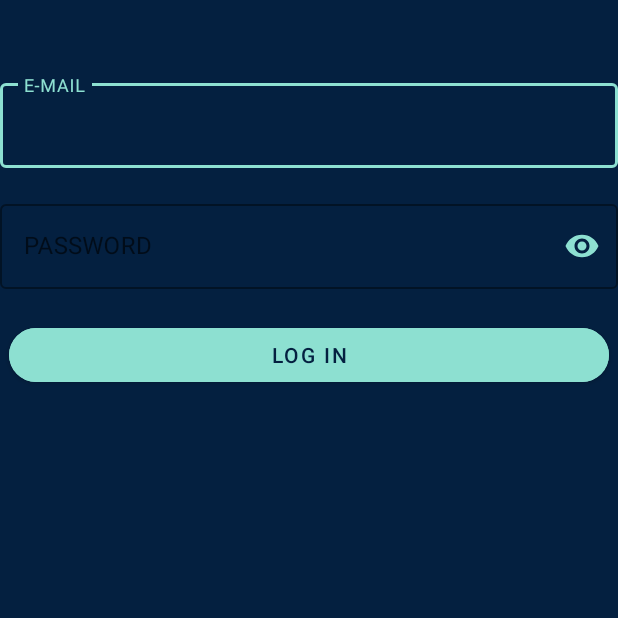
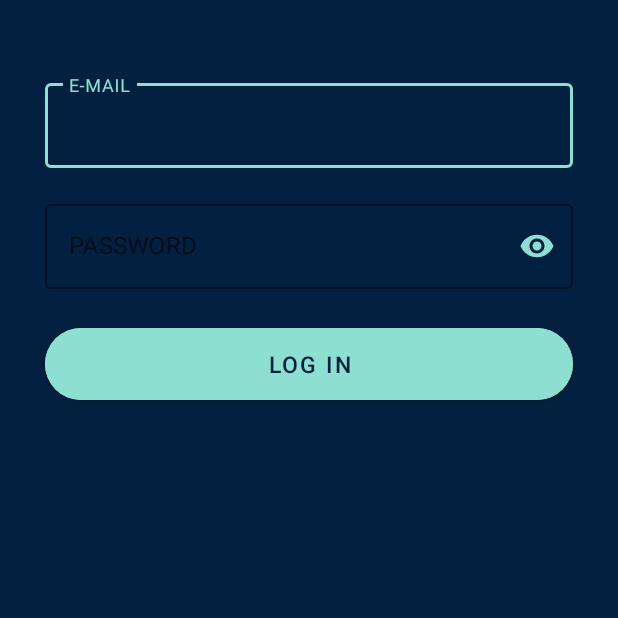
Before and after one commit to YelenaRunje/Login_App, an Android app: the screen it shows after launch (LoginActivity), on a phone screen of 412 x 824 dp, the top half of it. Run offline under Robolectric (Android 15) with nearby library versions, the phone set to English and light mode, and no system bars.

Commit message:
#Network call in AsyncTask #Improve UI in LoginActivity

```diff
--- a/app/src/main/java/com/example/loginapp/network/JWTResponse.java
+++ b/app/src/main/java/com/example/loginapp/network/JWTResponse.java
@@ -10,8 +10,4 @@ public class JWTResponse {
     public String getToken() {
         return token;
     }
-
-    public void setToken(String token) {
-        this.token = token;
-    }
 }
--- a/app/src/main/java/com/example/loginapp/network/LoginApi.java
+++ b/app/src/main/java/com/example/loginapp/network/LoginApi.java
@@ -7,7 +7,6 @@ import okhttp3.ResponseBody;
 import retrofit2.Call;
 import retrofit2.http.Body;
 import retrofit2.http.GET;
-import retrofit2.http.Header;
 import retrofit2.http.POST;
 
 public interface LoginApi {
@@ -15,13 +14,13 @@ public interface LoginApi {
     @POST("/api/User/AdminLogin")
     Call<JWTResponse> userLogin(@Body LoginRequest loginRequest);
 
-    @GET("token")
-    Call<ResponseBody> getToken(@Header("Authorization") String authToken);
-
     @GET("/api/User/User")
     Call<LoginResponse> getUser();
 
-    /*
+    @GET("/logout")
+    Call<ResponseBody> userLogout(); // ??
+
+    /*  Not needed
 
     @PUT("/api/User/Block")
     Call<Void> blockUser(@Query("userID") int userID);
--- a/app/src/main/res/layout/activity_login.xml
+++ b/app/src/main/res/layout/activity_login.xml
@@ -12,7 +12,9 @@
     <com.google.android.material.textfield.TextInputLayout
         android:layout_marginTop="50dp"
         android:id="@+id/emailInput"
-        android:layout_width="800px"
+        android:layout_width="match_parent"
+        android:layout_marginLeft="30dp"
+        android:layout_marginRight="30dp"
         android:layout_centerHorizontal="true"
         android:layout_height="wrap_content"
         android:hint = "E-MAIL"
@@ -32,7 +34,9 @@
         android:id="@+id/passwordInput"
         android:layout_below="@+id/emailInput"
         app:passwordToggleEnabled="true"
-        android:layout_width="800px"
+        android:layout_marginLeft="30dp"
+        android:layout_marginRight="30dp"
+        android:layout_width="match_parent"
         app:hintTextAppearance="@color/button"
         app:passwordToggleTint="@color/button"
         app:endIconDrawable="@drawable/show_hide"
@@ -58,12 +62,15 @@
        android:id="@+id/loginBtn"
        android:layout_marginTop="20dp"
        android:layout_centerHorizontal="true"
-       android:layout_width="600px"
-       android:layout_height="wrap_content"
+       android:layout_marginLeft="30dp"
+       android:layout_marginRight="30dp"
+       android:layout_width="match_parent"
+       android:layout_height="60dp"
        android:backgroundTint="@color/button"
        android:text="LOG IN"
+       android:textSize="15sp"
        android:textColor="@color/background"
-       app:cornerRadius="50px">
+       app:cornerRadius="50dp">
 
    </com.google.android.material.button.MaterialButton>
 
```
Also changed, not shown: app/src/main/java/com/example/loginapp/network/RetrofitClient.java (added, +24 -0 lines), app/src/main/java/com/example/loginapp/ui/DataActivity.java (+63 -20 lines), app/src/main/java/com/example/loginapp/ui/LoginActivity.java (+37 -61 lines).
